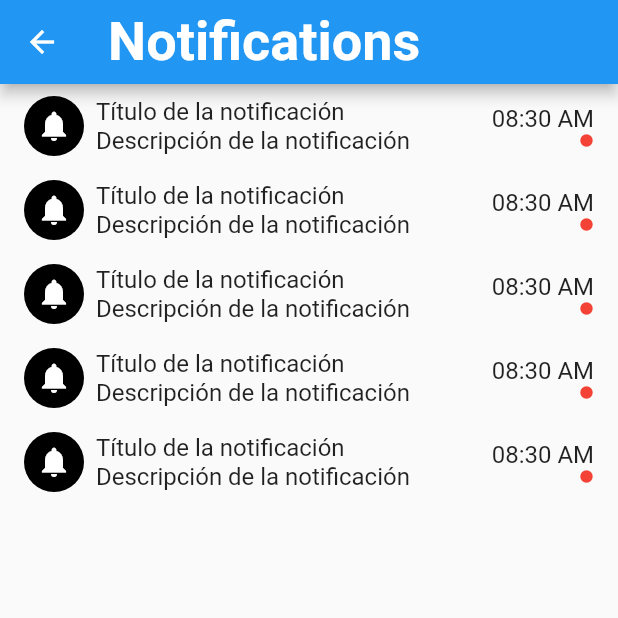
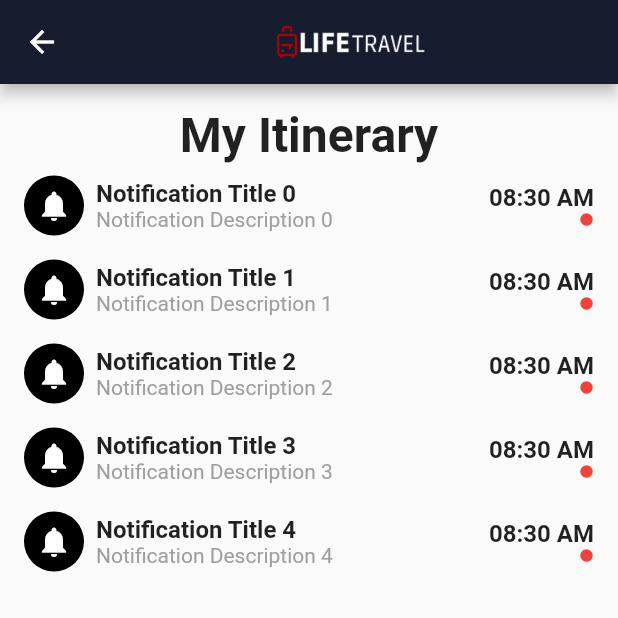
Before and after one commit to NexusNova-IOT/cross-platform-mobile-application, a Flutter app: the Notifications screen opened directly, on a phone screen of 412 x 824 dp, the top half of it. Run offline on Flutter 3.47's test engine with Material 2 defaults, Android fonts, the phone set to English and light mode, and no system bars; our stand-ins replace flutter_map, latlong2.

Commit message:
fix(notification): fixed notification screen

```diff
--- a/lib/notifications/presentation/NotificationItem.dart
+++ b/lib/notifications/presentation/NotificationItem.dart
@@ -1,6 +1,10 @@
 import 'package:flutter/material.dart';
 
 class NotificationItem extends StatelessWidget {
+  final int index;
+
+  NotificationItem({required this.index});
+
   @override
   Widget build(BuildContext context) {
     return ListTile(
@@ -19,18 +23,28 @@ class NotificationItem extends StatelessWidget {
             ),
           ),
           SizedBox(width: 8),
-          Column(
-            crossAxisAlignment: CrossAxisAlignment.start,
-            children: [
-              Text('Título de la notificación'),
-              Text('Descripción de la notificación'),
-            ],
+          Expanded(
+            child: Column(
+              crossAxisAlignment: CrossAxisAlignment.start,
+              children: [
+                Text(
+                  'Notification Title $index',
+                  style: TextStyle(fontWeight: FontWeight.bold),
+                ),
+                Text(
+                  'Notification Description $index',
+                  style: TextStyle(fontSize: 14, color: Colors.grey),
+                ),
+              ],
+            ),
           ),
-          Spacer(),
           Column(
             crossAxisAlignment: CrossAxisAlignment.end,
             children: [
-              Text('08:30 AM'),
+              Text(
+                '08:30 AM',
+                style: TextStyle(fontWeight: FontWeight.bold),
+              ),
               Icon(
                 Icons.brightness_1,
                 color: Colors.red,
--- a/lib/notifications/presentation/notifications.dart
+++ b/lib/notifications/presentation/notifications.dart
@@ -1,9 +1,10 @@
 import 'package:flutter/material.dart';
 
+import '../../common/widgets/life_travel_app_bar.dart';
 import 'NotificationItem.dart';
 
 class Notifications extends StatefulWidget {
-  const Notifications({super.key});
+  const Notifications({Key? key}) : super(key: key);
 
   @override
   _NotificationsState createState() => _NotificationsState();
@@ -13,17 +14,26 @@ class _NotificationsState extends State<Notifications> {
   @override
   Widget build(BuildContext context) {
     return Scaffold(
-      appBar: AppBar(
-        title: const Text(
-          'Notifications',
-          style: TextStyle(fontSize: 36, fontWeight: FontWeight.bold),
-        ),
-      ),
-      body: ListView.builder(
-        itemCount: 5,
-        itemBuilder: (context, index) {
-          return NotificationItem();
-        },
+      appBar: const LifeTravelAppBar(),
+      body: Column(
+        children: [
+          const SizedBox(height: 15.0),
+          const Text(
+            'My Itinerary',
+            style: TextStyle(
+              fontSize: 32,
+              fontWeight: FontWeight.bold,
+            ),
+          ),
+          Expanded(
+            child: ListView.builder(
+              itemCount: 5,
+              itemBuilder: (context, index) {
+                return NotificationItem(index: index);
+              },
+            ),
+          ),
+        ],
       ),
     );
   }
--- a/lib/profile_management/presentation/profile_management.dart
+++ b/lib/profile_management/presentation/profile_management.dart
@@ -37,7 +37,7 @@ class _UserProfileState extends State<UserProfile> {
                   margin: const EdgeInsets.only(left: 20.0, top: 10.0),
                   child: CircleAvatar(
                     backgroundColor: Colors.white,
-                    radius: 20.0, // Radio del círculo
+                    radius: 20.0,
                     child: IconButton(
                       icon: const Icon(Icons.arrow_back),
                       onPressed: () {
@@ -47,7 +47,6 @@ class _UserProfileState extends State<UserProfile> {
                     ),
                   ),
                 ),
-                // Imagen de perfil, nombre y rol
                 const Align(
                   alignment: Alignment.center,
                   child: Column(
@@ -59,7 +58,7 @@ class _UserProfileState extends State<UserProfile> {
                         // backgroundImage: AssetImage('assets/images/profile_image.png'),
                       ),
                       Text(
-                        "Nombre del Usuario",
+                        "Username",
                         style: TextStyle(
                           fontSize: 20,
                           color: Colors.white,
@@ -67,7 +66,7 @@ class _UserProfileState extends State<UserProfile> {
                         ),
                       ),
                       Text(
-                        "Tipo de Rol",
+                        "Role type",
                         style: TextStyle(
                           fontSize: 16,
                           color: Colors.white,
@@ -107,7 +106,7 @@ class _UserProfileState extends State<UserProfile> {
                 const SizedBox(height: 10.0),
                 TextFormField(
                   decoration: InputDecoration(
-                    labelText: 'Apellido',
+                    labelText: 'First Name',
                     labelStyle: const TextStyle(color: Colors.black),
                     enabledBorder: OutlineInputBorder(
                       borderRadius: BorderRadius.circular(10.0),
@@ -128,7 +127,7 @@ class _UserProfileState extends State<UserProfile> {
                 const SizedBox(height: 10.0),
                 TextFormField(
                   decoration: InputDecoration(
-                    labelText: 'Móvil',
+                    labelText: 'Phone',
                     labelStyle: const TextStyle(color: Colors.black),
                     enabledBorder: OutlineInputBorder(
                       borderRadius: BorderRadius.circular(10.0),
```
